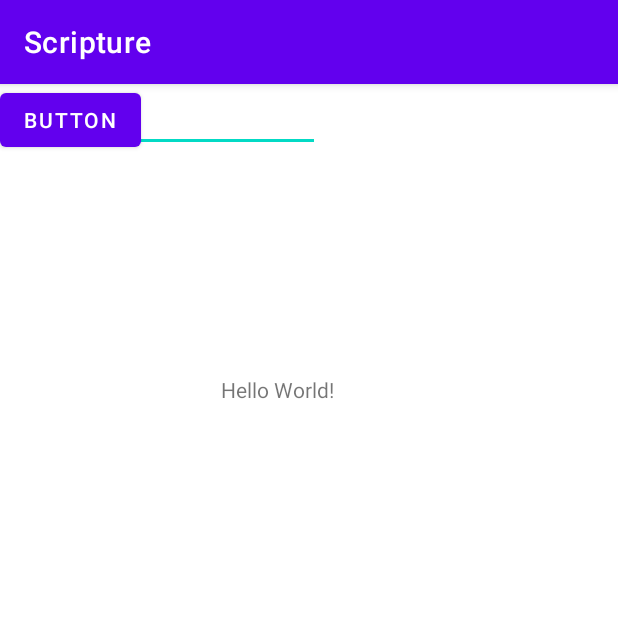
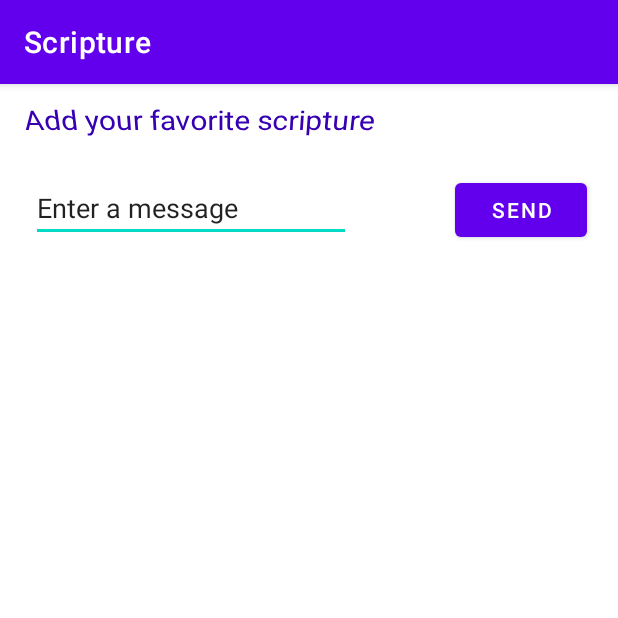
Before and after one commit to RodriguezOswaldo/ScriptureKotlin, an Android app: the screen it shows after launch (MainActivity), on a phone screen of 412 x 824 dp, the top half of it. Run offline under Robolectric (Android 15) with nearby library versions, the phone set to English and light mode, and no system bars.

Commit message:
Adding my recent changes

```diff
--- a/app/src/main/java/com/example/scripture/MainActivity.java
+++ b/app/src/main/java/com/example/scripture/MainActivity.java
@@ -2,13 +2,24 @@ package com.example.scripture;
 
 import androidx.appcompat.app.AppCompatActivity;
 
+import android.content.Intent;
 import android.os.Bundle;
+import android.view.View;
+import android.widget.EditText;
 
 public class MainActivity extends AppCompatActivity {
+    public static final String EXTRA_MESSAGE = "com.example.scripture.MESSAGE";
 
     @Override
     protected void onCreate(Bundle savedInstanceState) {
         super.onCreate(savedInstanceState);
         setContentView(R.layout.activity_main);
     }
+
+    public void sendMessage(View view){
+        Intent intent = new Intent(this, DisplayMessageActivity.class);
+        EditText editText = (EditText) findViewById(R.id.editTextTextPersonName);
+        String message = editText.getText().toString();
+        intent.putExtra(EXTRA_MESSAGE, message);
+    }
 }
--- a/app/src/main/res/layout/activity_main.xml
+++ b/app/src/main/res/layout/activity_main.xml
@@ -4,35 +4,52 @@
     xmlns:tools="http://schemas.android.com/tools"
     android:layout_width="match_parent"
     android:layout_height="match_parent"
+    android:onClick="sendMessage"
     tools:context=".MainActivity">
-
-    <TextView
-        android:layout_width="wrap_content"
-        android:layout_height="wrap_content"
-        android:text="Hello World!"
-        app:layout_constraintBottom_toBottomOf="parent"
-        app:layout_constraintHorizontal_bias="0.437"
-        app:layout_constraintLeft_toLeftOf="parent"
-        app:layout_constraintRight_toRightOf="parent"
-        app:layout_constraintTop_toTopOf="parent"
-        app:layout_constraintVertical_bias="0.259" />
 
     <EditText
         android:id="@+id/editTextTextPersonName"
         android:layout_width="wrap_content"
         android:layout_height="wrap_content"
+        android:layout_marginStart="16dp"
         android:ems="10"
         android:inputType="textPersonName"
-        android:text="Name"
-        tools:layout_editor_absoluteX="13dp"
-        tools:layout_editor_absoluteY="70dp" />
+        android:text="@string/edit_message"
+        app:layout_constraintBaseline_toBaselineOf="@+id/button"
+        app:layout_constraintEnd_toStartOf="@+id/button"
+        app:layout_constraintHorizontal_bias="0.5"
+        app:layout_constraintStart_toStartOf="parent" />
 
     <Button
         android:id="@+id/button"
         android:layout_width="wrap_content"
         android:layout_height="wrap_content"
-        android:text="Button"
-        tools:layout_editor_absoluteX="256dp"
-        tools:layout_editor_absoluteY="67dp" />
+        android:layout_marginStart="65dp"
+        android:layout_marginTop="60dp"
+        android:layout_marginEnd="16dp"
+        android:onClick="sendMessage"
+        android:text="@string/button_send"
+        app:layout_constraintEnd_toEndOf="parent"
+        app:layout_constraintHorizontal_bias="0.5"
+        app:layout_constraintStart_toEndOf="@+id/editTextTextPersonName"
+        app:layout_constraintTop_toTopOf="parent" />
+
+    <TextView
+        android:id="@+id/textView"
+        android:layout_width="260dp"
+        android:layout_height="30dp"
+        android:layout_marginStart="16dp"
+        android:layout_marginTop="18dp"
+        android:layout_marginEnd="135dp"
+        android:layout_marginBottom="28dp"
+        android:rotationX="-26"
+        android:text="Add your favorite scripture"
+        android:textColor="@color/purple_700"
+        android:textSize="20sp"
+        app:layout_constraintBottom_toTopOf="@+id/button"
+        app:layout_constraintEnd_toEndOf="parent"
+        app:layout_constraintHorizontal_bias="0.0"
+        app:layout_constraintStart_toStartOf="parent"
+        app:layout_constraintTop_toTopOf="parent" />
 
 </androidx.constraintlayout.widget.ConstraintLayout>
--- a/app/src/main/res/values/strings.xml
+++ b/app/src/main/res/values/strings.xml
@@ -1,3 +1,5 @@
 <resources>
     <string name="app_name">Scripture</string>
+    <string name="edit_message">Enter a message</string>
+    <string name="button_send">Send</string>
 </resources>
```
